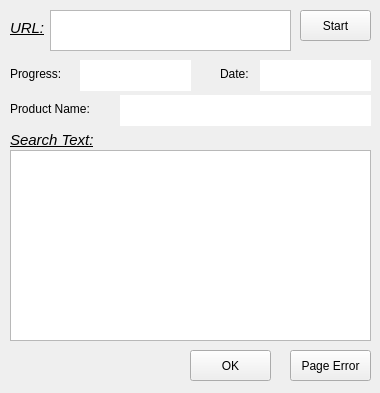
trthanhquang/wayback-data-collector, file louis-html-analyzer/snapshotCompare.ui: the form before one commit.
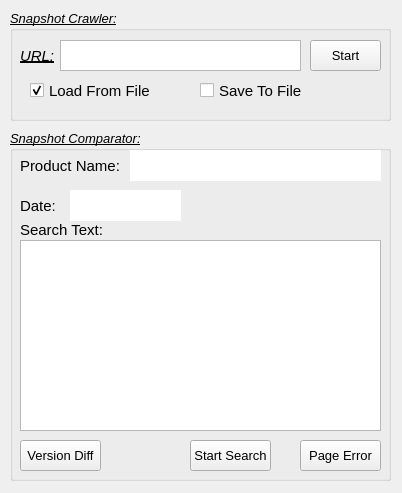
The form after the commit.

```diff
--- a/louis-html-analyzer/snapshotCompare.ui
+++ b/louis-html-analyzer/snapshotCompare.ui
@@ -6,236 +6,356 @@
    <rect>
     <x>0</x>
     <y>0</y>
-    <width>380</width>
-    <height>393</height>
+    <width>402</width>
+    <height>493</height>
    </rect>
   </property>
   <property name="windowTitle">
    <string>waybackSearch</string>
   </property>
-  <widget class="QTextEdit" name="searchText">
-   <property name="geometry">
-    <rect>
-     <x>10</x>
-     <y>150</y>
-     <width>361</width>
-     <height>191</height>
-    </rect>
-   </property>
-   <property name="textInteractionFlags">
-    <set>Qt::LinksAccessibleByKeyboard|Qt::LinksAccessibleByMouse|Qt::TextBrowserInteraction|Qt::TextEditable|Qt::TextEditorInteraction|Qt::TextSelectableByKeyboard|Qt::TextSelectableByMouse</set>
-   </property>
-  </widget>
-  <widget class="QPushButton" name="okButton">
-   <property name="geometry">
-    <rect>
-     <x>190</x>
-     <y>350</y>
-     <width>81</width>
-     <height>31</height>
-    </rect>
-   </property>
-   <property name="text">
-    <string>OK</string>
-   </property>
-  </widget>
-  <widget class="QPushButton" name="errButton">
-   <property name="geometry">
-    <rect>
-     <x>290</x>
-     <y>350</y>
-     <width>81</width>
-     <height>31</height>
-    </rect>
-   </property>
-   <property name="text">
-    <string>Page Error</string>
-   </property>
-  </widget>
-  <widget class="QLabel" name="searchLabel">
+  <widget class="QGroupBox" name="comparatorGroup">
    <property name="geometry">
     <rect>
      <x>10</x>
      <y>130</y>
-     <width>91</width>
-     <height>20</height>
+     <width>381</width>
+     <height>351</height>
     </rect>
    </property>
    <property name="font">
     <font>
-     <pointsize>11</pointsize>
+     <pointsize>10</pointsize>
      <italic>true</italic>
      <underline>true</underline>
     </font>
    </property>
-   <property name="text">
-    <string>Search Text:</string>
+   <property name="title">
+    <string>Snapshot Comparator:</string>
    </property>
+   <widget class="QLineEdit" name="nameText">
+    <property name="geometry">
+     <rect>
+      <x>120</x>
+      <y>20</y>
+      <width>251</width>
+      <height>31</height>
+     </rect>
+    </property>
+    <property name="font">
+     <font>
+      <pointsize>9</pointsize>
+      <italic>false</italic>
+      <underline>false</underline>
+     </font>
+    </property>
+    <property name="mouseTracking">
+     <bool>false</bool>
+    </property>
+    <property name="acceptDrops">
+     <bool>false</bool>
+    </property>
+    <property name="frame">
+     <bool>false</bool>
+    </property>
+    <property name="readOnly">
+     <bool>true</bool>
+    </property>
+   </widget>
+   <widget class="QLabel" name="nameLabel">
+    <property name="geometry">
+     <rect>
+      <x>10</x>
+      <y>20</y>
+      <width>111</width>
+      <height>31</height>
+     </rect>
+    </property>
+    <property name="font">
+     <font>
+      <pointsize>11</pointsize>
+      <italic>false</italic>
+      <underline>false</underline>
+     </font>
+    </property>
+    <property name="text">
+     <string>Product Name:</string>
+    </property>
+   </widget>
+   <widget class="QLineEdit" name="dateText">
+    <property name="geometry">
+     <rect>
+      <x>60</x>
+      <y>60</y>
+      <width>111</width>
+      <height>31</height>
+     </rect>
+    </property>
+    <property name="font">
+     <font>
+      <pointsize>9</pointsize>
+      <italic>false</italic>
+      <underline>false</underline>
+      <kerning>true</kerning>
+     </font>
+    </property>
+    <property name="cursor">
+     <cursorShape>IBeamCursor</cursorShape>
+    </property>
+    <property name="mouseTracking">
+     <bool>false</bool>
+    </property>
+    <property name="acceptDrops">
+     <bool>false</bool>
+    </property>
+    <property name="frame">
+     <bool>false</bool>
+    </property>
+    <property name="readOnly">
+     <bool>true</bool>
+    </property>
+    <property name="placeholderText">
+     <string/>
+    </property>
+   </widget>
+   <widget class="QLabel" name="dateLabel">
+    <property name="geometry">
+     <rect>
+      <x>10</x>
+      <y>60</y>
+      <width>41</width>
+      <height>31</height>
+     </rect>
+    </property>
+    <property name="font">
+     <font>
+      <pointsize>11</pointsize>
+      <italic>false</italic>
+      <underline>false</underline>
+     </font>
+    </property>
+    <property name="text">
+     <string>Date:</string>
+    </property>
+   </widget>
+   <widget class="QLabel" name="searchLabel">
+    <property name="geometry">
+     <rect>
+      <x>10</x>
+      <y>90</y>
+      <width>91</width>
+      <height>20</height>
+     </rect>
+    </property>
+    <property name="font">
+     <font>
+      <pointsize>11</pointsize>
+      <italic>false</italic>
+      <underline>false</underline>
+     </font>
+    </property>
+    <property name="text">
+     <string>Search Text:</string>
+    </property>
+   </widget>
+   <widget class="QTextEdit" name="searchText">
+    <property name="geometry">
+     <rect>
+      <x>10</x>
+      <y>110</y>
+      <width>361</width>
+      <height>191</height>
+     </rect>
+    </property>
+    <property name="font">
+     <font>
+      <pointsize>9</pointsize>
+      <italic>false</italic>
+      <underline>false</underline>
+     </font>
+    </property>
+    <property name="textInteractionFlags">
+     <set>Qt::LinksAccessibleByKeyboard|Qt::LinksAccessibleByMouse|Qt::TextBrowserInteraction|Qt::TextEditable|Qt::TextEditorInteraction|Qt::TextSelectableByKeyboard|Qt::TextSelectableByMouse</set>
+    </property>
+   </widget>
+   <widget class="QPushButton" name="diffButton">
+    <property name="geometry">
+     <rect>
+      <x>10</x>
+      <y>310</y>
+      <width>81</width>
+      <height>31</height>
+     </rect>
+    </property>
+    <property name="font">
+     <font>
+      <italic>false</italic>
+      <underline>false</underline>
+     </font>
+    </property>
+    <property name="text">
+     <string>Version Diff</string>
+    </property>
+   </widget>
+   <widget class="QPushButton" name="startSearchButton">
+    <property name="geometry">
+     <rect>
+      <x>180</x>
+      <y>310</y>
+      <width>81</width>
+      <height>31</height>
+     </rect>
+    </property>
+    <property name="font">
+     <font>
+      <italic>false</italic>
+      <underline>false</underline>
+     </font>
+    </property>
+    <property name="text">
+     <string>Start Search</string>
+    </property>
+   </widget>
+   <widget class="QPushButton" name="errButton">
+    <property name="geometry">
+     <rect>
+      <x>290</x>
+      <y>310</y>
+      <width>81</width>
+      <height>31</height>
+     </rect>
+    </property>
+    <property name="font">
+     <font>
+      <italic>false</italic>
+      <underline>false</underline>
+     </font>
+    </property>
+    <property name="text">
+     <string>Page Error</string>
+    </property>
+   </widget>
   </widget>
-  <widget class="QTextEdit" name="urlText">
+  <widget class="QGroupBox" name="crawlerGroup">
    <property name="geometry">
     <rect>
-     <x>50</x>
+     <x>10</x>
      <y>10</y>
-     <width>241</width>
-     <height>41</height>
+     <width>381</width>
+     <height>111</height>
     </rect>
    </property>
    <property name="font">
     <font>
-     <pointsize>11</pointsize>
-    </font>
-   </property>
-  </widget>
-  <widget class="QLabel" name="urlLabel">
-   <property name="geometry">
-    <rect>
-     <x>10</x>
-     <y>20</y>
-     <width>41</width>
-     <height>16</height>
-    </rect>
-   </property>
-   <property name="font">
-    <font>
-     <pointsize>11</pointsize>
+     <pointsize>10</pointsize>
      <italic>true</italic>
      <underline>true</underline>
     </font>
    </property>
-   <property name="text">
-    <string>URL:</string>
+   <property name="title">
+    <string>Snapshot Crawler:</string>
    </property>
+   <widget class="QCheckBox" name="loadFromFile">
+    <property name="geometry">
+     <rect>
+      <x>20</x>
+      <y>70</y>
+      <width>131</width>
+      <height>21</height>
+     </rect>
+    </property>
+    <property name="font">
+     <font>
+      <pointsize>11</pointsize>
+      <italic>false</italic>
+      <underline>false</underline>
+     </font>
+    </property>
+    <property name="text">
+     <string>Load From File</string>
+    </property>
+    <property name="checked">
+     <bool>true</bool>
+    </property>
+   </widget>
+   <widget class="QCheckBox" name="saveToFile">
+    <property name="geometry">
+     <rect>
+      <x>190</x>
+      <y>70</y>
+      <width>131</width>
+      <height>21</height>
+     </rect>
+    </property>
+    <property name="font">
+     <font>
+      <pointsize>11</pointsize>
+      <italic>false</italic>
+      <underline>false</underline>
+     </font>
+    </property>
+    <property name="text">
+     <string>Save To File</string>
+    </property>
+   </widget>
+   <widget class="QPushButton" name="startButton">
+    <property name="geometry">
+     <rect>
+      <x>300</x>
+      <y>30</y>
+      <width>71</width>
+      <height>31</height>
+     </rect>
+    </property>
+    <property name="font">
+     <font>
+      <italic>false</italic>
+      <underline>false</underline>
+     </font>
+    </property>
+    <property name="text">
+     <string>Start</string>
+    </property>
+   </widget>
+   <widget class="QTextEdit" name="urlText">
+    <property name="geometry">
+     <rect>
+      <x>50</x>
+      <y>30</y>
+      <width>241</width>
+      <height>31</height>
+     </rect>
+    </property>
+    <property name="font">
+     <font>
+      <pointsize>9</pointsize>
+      <italic>true</italic>
+      <underline>false</underline>
+     </font>
+    </property>
+   </widget>
+   <widget class="QLabel" name="urlLabel">
+    <property name="geometry">
+     <rect>
+      <x>10</x>
+      <y>30</y>
+      <width>41</width>
+      <height>31</height>
+     </rect>
+    </property>
+    <property name="font">
+     <font>
+      <pointsize>11</pointsize>
+      <italic>true</italic>
+      <underline>true</underline>
+     </font>
+    </property>
+    <property name="text">
+     <string>URL:</string>
+    </property>
+   </widget>
   </widget>
-  <widget class="QPushButton" name="startButton">
-   <property name="geometry">
-    <rect>
-     <x>300</x>
-     <y>10</y>
-     <width>71</width>
-     <height>31</height>
-    </rect>
-   </property>
-   <property name="text">
-    <string>Start</string>
-   </property>
-  </widget>
-  <widget class="QLabel" name="progressLabel">
-   <property name="geometry">
-    <rect>
-     <x>10</x>
-     <y>65</y>
-     <width>63</width>
-     <height>17</height>
-    </rect>
-   </property>
-   <property name="text">
-    <string>Progress:</string>
-   </property>
-  </widget>
-  <widget class="QLineEdit" name="progressText">
-   <property name="geometry">
-    <rect>
-     <x>80</x>
-     <y>60</y>
-     <width>111</width>
-     <height>31</height>
-    </rect>
-   </property>
-   <property name="mouseTracking">
-    <bool>false</bool>
-   </property>
-   <property name="acceptDrops">
-    <bool>false</bool>
-   </property>
-   <property name="frame">
-    <bool>false</bool>
-   </property>
-   <property name="readOnly">
-    <bool>true</bool>
-   </property>
-  </widget>
-  <widget class="QLabel" name="nameLabel">
-   <property name="geometry">
-    <rect>
-     <x>10</x>
-     <y>100</y>
-     <width>111</width>
-     <height>17</height>
-    </rect>
-   </property>
-   <property name="text">
-    <string>Product Name:</string>
-   </property>
-  </widget>
-  <widget class="QLineEdit" name="nameText">
-   <property name="geometry">
-    <rect>
-     <x>120</x>
-     <y>95</y>
-     <width>251</width>
-     <height>31</height>
-    </rect>
-   </property>
-   <property name="mouseTracking">
-    <bool>false</bool>
-   </property>
-   <property name="acceptDrops">
-    <bool>false</bool>
-   </property>
-   <property name="frame">
-    <bool>false</bool>
-   </property>
-   <property name="readOnly">
-    <bool>true</bool>
-   </property>
-  </widget>
-  <widget class="QLabel" name="dateLabel">
-   <property name="geometry">
-    <rect>
-     <x>220</x>
-     <y>65</y>
-     <width>41</width>
-     <height>17</height>
-    </rect>
-   </property>
-   <property name="text">
-    <string>Date:</string>
-   </property>
-  </widget>
-  <widget class="QLineEdit" name="dateText">
-   <property name="geometry">
-    <rect>
-     <x>260</x>
-     <y>60</y>
-     <width>111</width>
-     <height>31</height>
-    </rect>
-   </property>
-   <property name="font">
-    <font>
-     <kerning>true</kerning>
-    </font>
-   </property>
-   <property name="cursor">
-    <cursorShape>IBeamCursor</cursorShape>
-   </property>
-   <property name="mouseTracking">
-    <bool>false</bool>
-   </property>
-   <property name="acceptDrops">
-    <bool>false</bool>
-   </property>
-   <property name="frame">
-    <bool>false</bool>
-   </property>
-   <property name="readOnly">
-    <bool>true</bool>
-   </property>
-   <property name="placeholderText">
-    <string/>
-   </property>
-  </widget>
+  <zorder>crawlerGroup</zorder>
+  <zorder>comparatorGroup</zorder>
  </widget>
  <resources/>
  <connections/>
```
